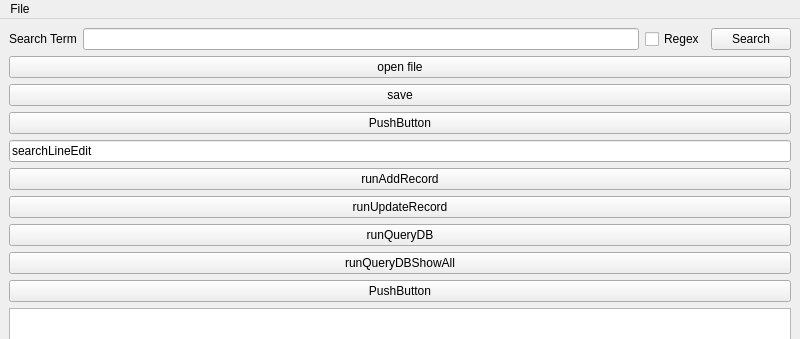
This is referred-coursework-c1r-twennekers-main/tasks/TaskB/mainwindow.ui in FeintWitch/COMP1000-Referred- as Qt 5 draws it before an edit; both pictures show x 0 to 800 and y 0 to 339 of the 800 by 600 pixel window. The edited form follows.
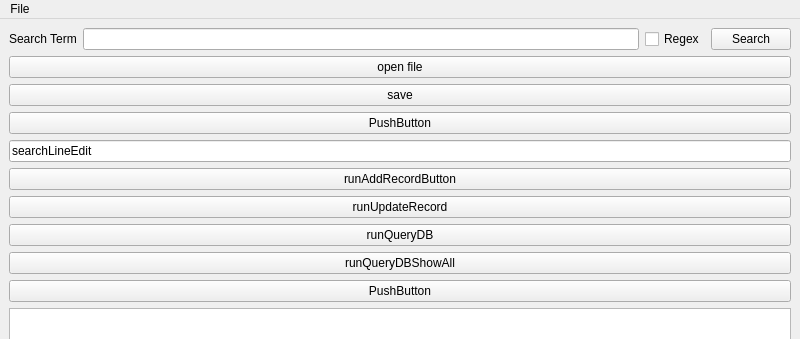
This is the edited form.

What changed in the file:
```diff
--- a/referred-coursework-c1r-twennekers-main/tasks/TaskB/mainwindow.ui
+++ b/referred-coursework-c1r-twennekers-main/tasks/TaskB/mainwindow.ui
@@ -74,7 +74,7 @@
     <item>
      <widget class="QPushButton" name="runAddRecordButton">
       <property name="text">
-       <string>runAddRecord</string>
+       <string>runAddRecordButton</string>
       </property>
      </widget>
     </item>
```
